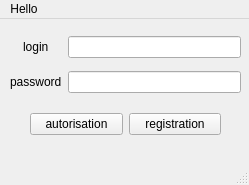
Old version of the form src/client/gui/mainwindow.ui in the repository k-morozov/AppChat.
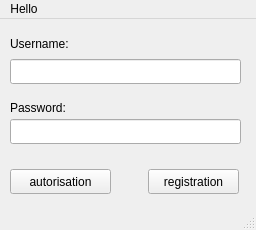
New version of the form.

Diff of the .ui file:
```diff
--- a/src/client/gui/mainwindow.ui
+++ b/src/client/gui/mainwindow.ui
@@ -6,71 +6,97 @@
    <rect>
     <x>0</x>
     <y>0</y>
-    <width>249</width>
-    <height>185</height>
+    <width>256</width>
+    <height>230</height>
    </rect>
   </property>
   <property name="windowTitle">
    <string>Chat</string>
   </property>
   <widget class="QWidget" name="centralwidget">
-   <widget class="QWidget" name="layoutWidget">
+   <widget class="QLineEdit" name="password">
     <property name="geometry">
      <rect>
-      <x>30</x>
-      <y>80</y>
-      <width>191</width>
-      <height>51</height>
+      <x>10</x>
+      <y>100</y>
+      <width>231</width>
+      <height>25</height>
      </rect>
     </property>
-    <layout class="QHBoxLayout" name="horizontalLayout_2">
-     <item>
-      <widget class="QPushButton" name="push_autorisation">
-       <property name="text">
-        <string>autorisation</string>
-       </property>
-      </widget>
-     </item>
-     <item>
-      <widget class="QPushButton" name="push_registration">
-       <property name="text">
-        <string>registration</string>
-       </property>
-      </widget>
-     </item>
-    </layout>
+    <property name="maximumSize">
+     <size>
+      <width>231</width>
+      <height>16777215</height>
+     </size>
+    </property>
    </widget>
-   <widget class="QWidget" name="layoutWidget">
+   <widget class="QLabel" name="label_password">
+    <property name="geometry">
+     <rect>
+      <x>10</x>
+      <y>70</y>
+      <width>81</width>
+      <height>38</height>
+     </rect>
+    </property>
+    <property name="text">
+     <string>Password:</string>
+    </property>
+   </widget>
+   <widget class="QLineEdit" name="logon">
+    <property name="geometry">
+     <rect>
+      <x>10</x>
+      <y>40</y>
+      <width>231</width>
+      <height>25</height>
+     </rect>
+    </property>
+    <property name="maximumSize">
+     <size>
+      <width>231</width>
+      <height>16777215</height>
+     </size>
+    </property>
+   </widget>
+   <widget class="QLabel" name="label_login">
     <property name="geometry">
      <rect>
       <x>10</x>
       <y>10</y>
-      <width>231</width>
-      <height>71</height>
+      <width>81</width>
+      <height>29</height>
      </rect>
     </property>
-    <layout class="QGridLayout" name="gridLayout">
-     <item row="1" column="0">
-      <widget class="QLabel" name="label_password">
-       <property name="text">
-        <string>password</string>
-       </property>
-      </widget>
-     </item>
-     <item row="0" column="0" alignment="Qt::AlignHCenter">
-      <widget class="QLabel" name="label_login">
-       <property name="text">
-        <string>login</string>
-       </property>
-      </widget>
-     </item>
-     <item row="1" column="1">
-      <widget class="QLineEdit" name="password"/>
-     </item>
-     <item row="0" column="1">
-      <widget class="QLineEdit" name="logon"/>
-     </item>
-    </layout>
+    <property name="text">
+     <string>Username:</string>
+    </property>
+   </widget>
+   <widget class="QPushButton" name="push_registration">
+    <property name="geometry">
+     <rect>
+      <x>148</x>
+      <y>150</y>
+      <width>91</width>
+      <height>25</height>
+     </rect>
+    </property>
+    <property name="text">
+     <string>registration</string>
+    </property>
+   </widget>
+   <widget class="QPushButton" name="push_autorisation">
+    <property name="geometry">
+     <rect>
+      <x>10</x>
+      <y>150</y>
+      <width>101</width>
+      <height>25</height>
+     </rect>
+    </property>
+    <property name="text">
+     <string>autorisation</string>
+    </property>
    </widget>
   </widget>
   <widget class="QMenuBar" name="menubar">
@@ -78,7 +104,7 @@
     <rect>
      <x>0</x>
      <y>0</y>
-     <width>249</width>
+     <width>256</width>
      <height>22</height>
     </rect>
    </property>
```
Left out of the diff: 6 changed lines with no effect on the pictures.
